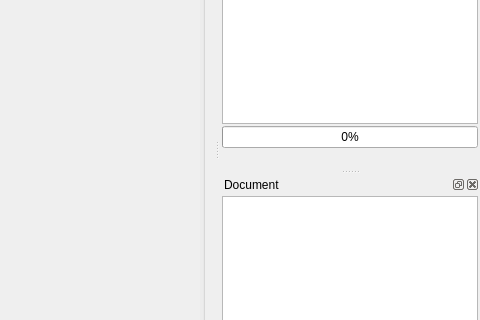
zimolab/PyGUIAdapter, file designer/execution_window.ui: the form before one commit; both pictures show x 320 to 800 and y 149 to 469 of the 800 by 600 pixel window.
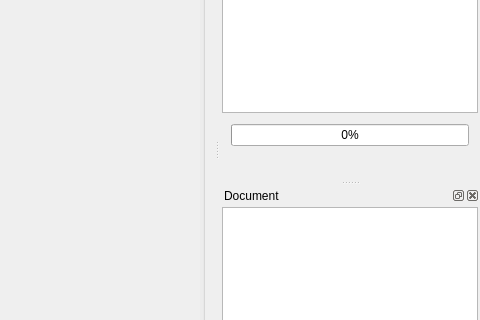
The form after the commit.

Commit message: feat(progress-bar-feature): add more progressbar related features

The edit to the form file:
```diff
--- a/designer/execution_window.ui
+++ b/designer/execution_window.ui
@@ -137,7 +137,8 @@
       <widget class="QTextBrowser" name="textedit_output"/>
      </item>
      <item>
-      <layout class="QVBoxLayout" name="layout_progressbar">
+      <widget class="QWidget" name="widget_progressbar_panel" native="true">
+       <layout class="QVBoxLayout" name="verticalLayout_2">
        <item>
         <widget class="QProgressBar" name="progressbar">
          <property name="value">
@@ -171,6 +172,7 @@
         </widget>
        </item>
       </layout>
+      </widget>
      </item>
     </layout>
    </widget>
```
Lines whose indentation alone changed are shown as unchanged. The commit also changes 4 other files.
